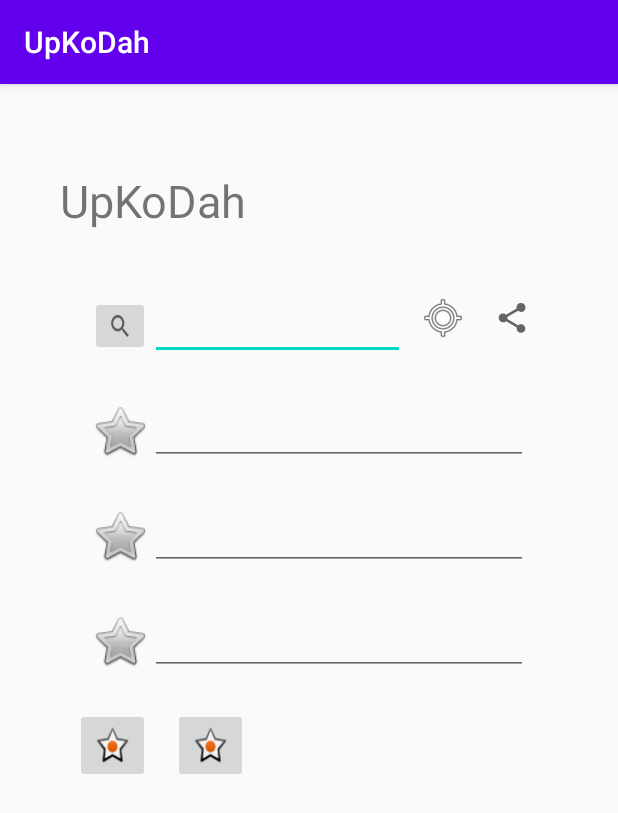
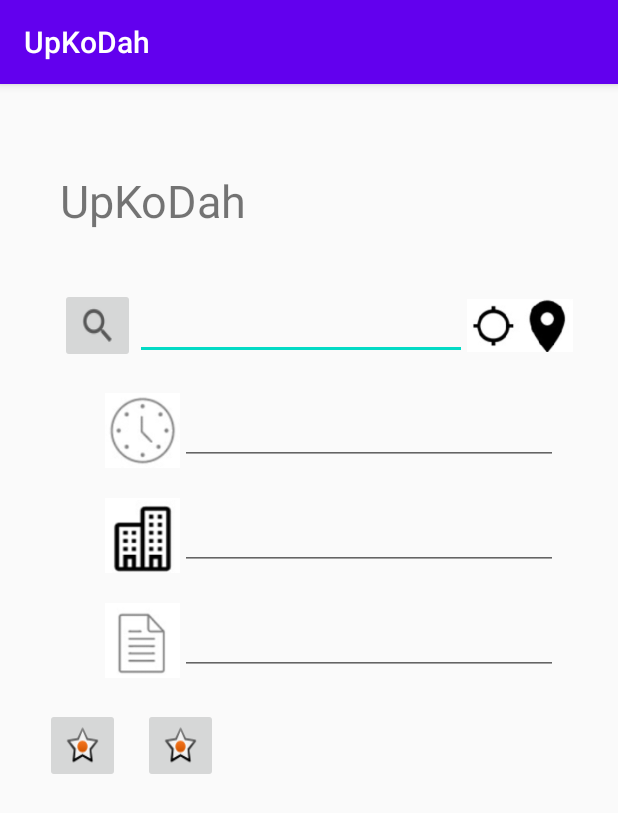
Before and after one commit to upkodah/upkodahApp, an Android app: the screen it shows after launch (UkdMainActivity), on a phone screen of 412 x 824 dp. Shown: the top 813 px of the screen. Run offline under Robolectric (Android 15) with nearby library versions, the phone set to English and light mode, and no system bars; our stand-ins replace Volley, data binding; 6 statements that could not run were skipped.

Commit message:
목적지 선택 개발 (2)

```diff
--- a/app/src/main/java/com/uos/upkodah/UkdMainActivity.java
+++ b/app/src/main/java/com/uos/upkodah/UkdMainActivity.java
@@ -50,6 +50,8 @@ public class UkdMainActivity extends AppCompatActivity{
 
         // 리스너 설정
         ukdMainViewModel.setGetMyLocationBtnListener(new View.OnClickListener() {
+            // 내 위치 가져오기 버튼을 누르면 자기 위치를 가져온다.
+
             @Override
             public void onClick(View view) {
                 // GPS 요청으로 positionInformation을 새로 설정한다.
@@ -68,6 +70,14 @@ public class UkdMainActivity extends AppCompatActivity{
                 }
                 // 갱신 요청
                 positionInformation.requestGPS(view.getContext());
+            }
+        });
+        ukdMainViewModel.setGetLocationBtnListener(new View.OnClickListener() {
+            // 목적지 검색하기 버튼을 누르면 목적지 검색 다이얼로그를 띄운다.
+
+            @Override
+            public void onClick(View view) {
+
             }
         });
 
@@ -91,6 +101,7 @@ public class UkdMainActivity extends AppCompatActivity{
                     }
                 });
                 searchOptionFragment.setData(ukdMainViewModel.limitTimeData);
+                searchOptionFragment.setImage(R.drawable.limit_time);
             }
             if(tag.equals(getString(R.string.fragment_estate_type))){
                 ukdMainViewModel.estateData.setOptionEditListener(new View.OnClickListener() {
@@ -100,9 +111,11 @@ public class UkdMainActivity extends AppCompatActivity{
                     }
                 });
                 searchOptionFragment.setData(ukdMainViewModel.estateData);
+                searchOptionFragment.setImage(R.drawable.estate_type);
             }
             if(tag.equals(getString(R.string.fragment_trade_type))){
                 searchOptionFragment.setData(ukdMainViewModel.tradeTypeData);
+                searchOptionFragment.setImage(R.drawable.trade_type);
             }
         }
         if(fragment instanceof SearchBarFragment){
--- a/app/src/main/java/com/uos/upkodah/user/fragment/SearchOptionFragment.java
+++ b/app/src/main/java/com/uos/upkodah/user/fragment/SearchOptionFragment.java
@@ -1,5 +1,6 @@
 package com.uos.upkodah.user.fragment;
 
+import android.graphics.drawable.Drawable;
 import android.os.Bundle;
 import android.text.InputType;
 import android.view.LayoutInflater;
@@ -22,6 +23,7 @@ import com.uos.upkodah.user.fragment.data.SearchOptionData;
 public class SearchOptionFragment extends Fragment {
     private FragmentSearchOptionBinding binding;
     private SearchOptionData data;
+    private Drawable iconImage = null;
 
     @Nullable
     @Override
@@ -34,6 +36,12 @@ public class SearchOptionFragment extends Fragment {
         editText.setInputType(InputType.TYPE_NULL);
         editText.setFocusable(false);
 
+        // 아이콘이 설정되어 있으면, 해당 아이콘으로 변경한다.
+        if(iconImage != null){
+            ImageView imageView = (ImageView) view.findViewById(R.id.search_option_icon);
+            imageView.setImageDrawable(iconImage);
+        }
+
         return view;
     }
 
@@ -41,7 +49,6 @@ public class SearchOptionFragment extends Fragment {
         this.data = data;
     }
     public void setImage(@DrawableRes int id){
-        ImageView imageView = (ImageView) binding.getRoot().findViewById(R.id.search_option_icon);
-        imageView.setImageDrawable(getResources().getDrawable(id, null));
+        iconImage = getResources().getDrawable(id, null);
     }
 }
--- a/app/src/main/res/layout/activity_ukd_main.xml
+++ b/app/src/main/res/layout/activity_ukd_main.xml
@@ -31,9 +31,9 @@
             android:id="@+id/total_input_container"
             android:layout_width="0dp"
             android:layout_height="wrap_content"
-            android:layout_marginStart="40dp"
+            android:layout_marginStart="20dp"
             android:layout_marginTop="20dp"
-            android:layout_marginEnd="40dp"
+            android:layout_marginEnd="20dp"
             android:divider="@drawable/layout_divider"
             android:foregroundTint="#FFFFFF"
             android:orientation="vertical"
@@ -179,42 +179,50 @@
 
             <!--            </androidx.constraintlayout.widget.ConstraintLayout>-->
 
-            <LinearLayout
+            <androidx.constraintlayout.widget.ConstraintLayout
                 android:layout_width="match_parent"
-                android:layout_height="50dp"
-                android:orientation="horizontal">
+                android:layout_height="50dp">
 
                 <fragment
                     android:id="@+id/fragment_search_destination"
                     android:name="com.uos.upkodah.user.fragment.SearchBarFragment"
-                    android:layout_width="220dp"
-                    android:layout_height="50dp" />
+                    android:layout_width="0dp"
+                    android:layout_height="50dp"
+                    app:layout_constraintBottom_toBottomOf="parent"
+                    app:layout_constraintEnd_toStartOf="@+id/get_my_location_btn"
+                    app:layout_constraintStart_toStartOf="parent"
+                    app:layout_constraintTop_toTopOf="parent" />
 
                 <ImageButton
                     android:id="@+id/get_my_location_btn"
-                    android:layout_width="wrap_content"
-                    android:layout_height="40dp"
-                    android:layout_weight="1"
+                    android:layout_width="35dp"
+                    android:layout_height="35dp"
                     android:background="#00FFFFFF"
-                    android:scaleType="center"
                     android:onClick="@{model.onClickGetMyLocationBtn}"
-                    app:srcCompat="@android:drawable/ic_menu_mylocation" />
+                    android:scaleType="fitXY"
+                    android:src="@drawable/my_location"
+                    app:layout_constraintBottom_toBottomOf="parent"
+                    app:layout_constraintEnd_toStartOf="@+id/get_location_btn"
+                    app:layout_constraintTop_toTopOf="parent" />
 
                 <ImageButton
                     android:id="@+id/get_location_btn"
-                    android:layout_width="wrap_content"
-                    android:layout_height="40dp"
-                    android:layout_weight="1"
+                    android:layout_width="35dp"
+                    android:layout_height="35dp"
                     android:background="#00FFFFFF"
-                    android:scaleType="center"
-                    app:srcCompat="?attr/actionModeShareDrawable" />
-            </LinearLayout>
+                    android:scaleType="fitXY"
+                    android:src="@drawable/select_location"
+                    app:layout_constraintBottom_toBottomOf="parent"
+                    app:layout_constraintEnd_toEndOf="parent"
+                    app:layout_constraintTop_toTopOf="parent" />
+            </androidx.constraintlayout.widget.ConstraintLayout>
 
             <fragment
                 android:id="@+id/fragment_limit_time_option"
                 android:name="com.uos.upkodah.user.fragment.SearchOptionFragment"
                 android:layout_width="match_parent"
                 android:layout_height="50dp"
+                android:layout_marginStart="30dp"
                 android:tag="@string/fragment_limit_time" />
 
             <fragment
@@ -222,6 +230,7 @@
                 android:name="com.uos.upkodah.user.fragment.SearchOptionFragment"
                 android:layout_width="match_parent"
                 android:layout_height="50dp"
+                android:layout_marginStart="30dp"
                 android:tag="@string/fragment_estate_type" />
 
             <fragment
@@ -229,6 +238,7 @@
                 android:name="com.uos.upkodah.user.fragment.SearchOptionFragment"
                 android:layout_width="match_parent"
                 android:layout_height="50dp"
+                android:layout_marginStart="30dp"
                 android:tag="@string/fragment_trade_type" />
 
             <fragment
--- a/app/src/main/res/layout/fragment_search_bar.xml
+++ b/app/src/main/res/layout/fragment_search_bar.xml
@@ -27,11 +27,11 @@
 
         <ImageButton
             android:id="@+id/imageButton"
-            android:layout_width="40dp"
-            android:layout_height="40dp"
+            android:layout_width="50dp"
+            android:layout_height="50dp"
             android:layout_marginStart="10dp"
+            android:onClick="@{data.onSearchBtnClick}"
             android:scaleType="fitXY"
-            android:onClick="@{data.onSearchBtnClick}"
             app:layout_constraintBottom_toBottomOf="parent"
             app:layout_constraintStart_toStartOf="parent"
             app:layout_constraintTop_toTopOf="parent"
--- a/app/src/main/res/layout/fragment_search_option.xml
+++ b/app/src/main/res/layout/fragment_search_option.xml
@@ -15,8 +15,8 @@
 
         <ImageView
             android:id="@+id/search_option_icon"
-            android:layout_width="40dp"
-            android:layout_height="40dp"
+            android:layout_width="50dp"
+            android:layout_height="50dp"
             android:layout_marginStart="10dp"
             android:scaleType="fitXY"
             app:layout_constraintBottom_toBottomOf="parent"
--- a/app/src/main/res/layout/list_item_estate.xml
+++ b/app/src/main/res/layout/list_item_estate.xml
@@ -8,6 +8,7 @@
         android:id="@+id/estate_addr"
         android:layout_width="0dp"
         android:layout_height="87dp"
+        android:gravity="center"
         android:text="TextView"
         app:layout_constraintEnd_toEndOf="parent"
         app:layout_constraintStart_toStartOf="parent"
```
Also changed, not shown: app/src/main/java/com/uos/upkodah/list/holder/KeywordLocationListViewHolder.java (+15 -0 lines), app/src/main/java/com/uos/upkodah/list/holder/manager/LocationListHolderManager.java (added, +31 -0 lines), app/src/main/res/layout/list_item_location.xml (+22 -1 lines), app/src/main/res/drawable/estate_type.png (added), app/src/main/res/drawable/limit_time.png (added), app/src/main/res/drawable/my_location.png (added), app/src/main/res/drawable/select_location.png (added), app/src/main/res/drawable/trade_type.png (added). Lines whose indentation alone changed are shown as unchanged.
